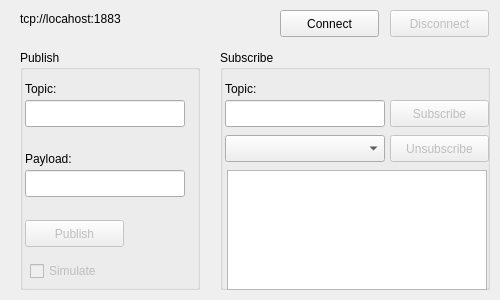
Above: connectioncontent.ui from QtLab/linquitto before the change. Below: the same form after it.
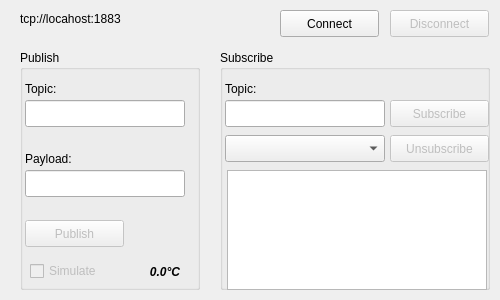
That is the form after the change.

Commit message: Simulated temperature will be shown on a label.

Diff of the .ui file:
```diff
--- a/connectioncontent.ui
+++ b/connectioncontent.ui
@@ -148,6 +148,32 @@
      <string>Simulate</string>
     </property>
    </widget>
+   <widget class="QLabel" name="temperatureLabel">
+    <property name="geometry">
+     <rect>
+      <x>100</x>
+      <y>213</y>
+      <width>60</width>
+      <height>17</height>
+     </rect>
+    </property>
+    <property name="font">
+     <font>
+      <weight>75</weight>
+      <italic>true</italic>
+      <bold>true</bold>
+     </font>
+    </property>
+    <property name="text">
+     <string>0.0°C</string>
+    </property>
+    <property name="textFormat">
+     <enum>Qt::PlainText</enum>
+    </property>
+    <property name="alignment">
+     <set>Qt::AlignRight|Qt::AlignTrailing|Qt::AlignVCenter</set>
+    </property>
+   </widget>
   </widget>
   <widget class="QGroupBox" name="groupBox_2">
    <property name="geometry">
```
Left out of the diff: 3 changed lines with no effect on the pictures. The commit also changes 4 other files.
